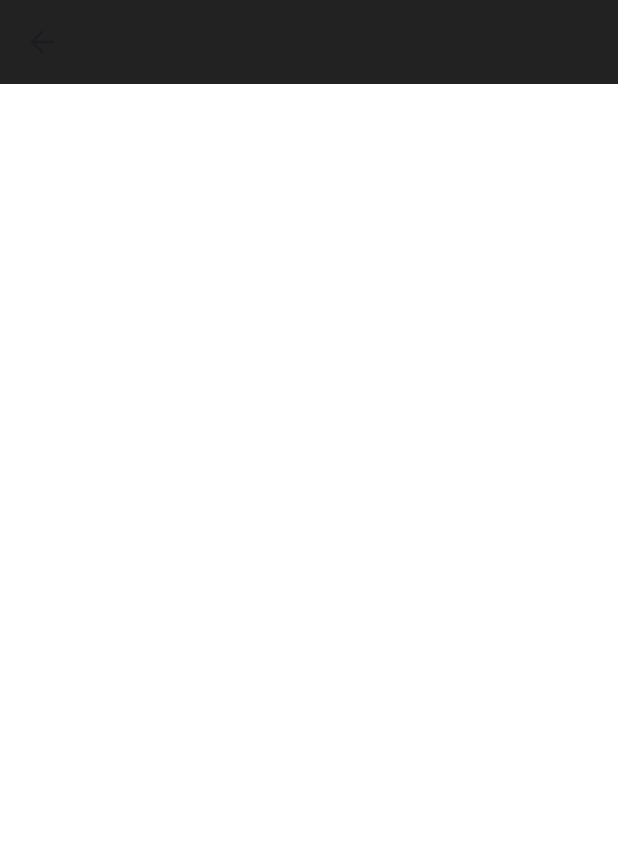
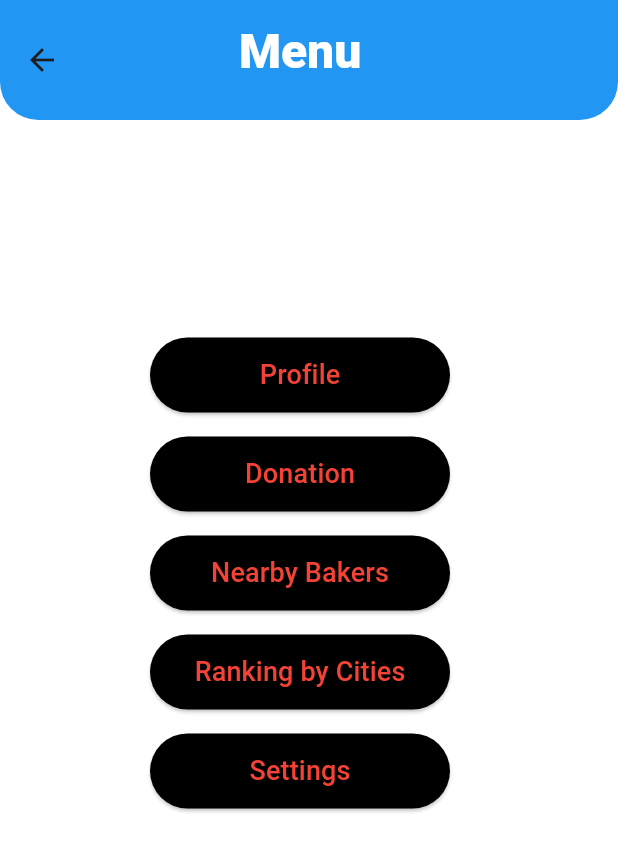
Before and after one commit to safakelkit/loaf-donate-solution-challenge, a Flutter app: the MenuPage screen opened directly, on a phone screen of 412 x 824 dp. Shown: the top 851 px of the screen. Run offline on Flutter 3.47's test engine with Material 3 defaults, Android fonts, the phone set to English and light mode, and no system bars.

Commit message:
Updated menu_page

```diff
--- a/lib/screens/menu_page/menu_page.dart
+++ b/lib/screens/menu_page/menu_page.dart
@@ -1,4 +1,5 @@
 import 'package:flutter/material.dart';
+import 'package:sc/screens/card_page/card_page.dart';
 
 class MenuPage extends StatefulWidget {
   const MenuPage({super.key});
@@ -13,13 +14,128 @@ class _MenuPageState extends State<MenuPage> {
     return Scaffold(
       backgroundColor: Colors.white,
       appBar: AppBar(
-        backgroundColor: Colors.black87,
+        backgroundColor: Colors.blue,
         title: const Align(
-          alignment: Alignment(-0.32, 0.0),
-          //child: Text()
-
+          alignment: Alignment(-0.28, 0.0),
+          child: Text(
+            "Menu",
+            style: TextStyle(
+              color: Colors.white,
+              fontWeight: FontWeight.w900,
+              fontSize: 32.0,
+              height: -0.4,
+            )
+          )
+        ),
+        toolbarHeight: 80.0,
+        shape: const RoundedRectangleBorder(
+          borderRadius: BorderRadius.vertical(
+            bottom: Radius.circular(25.5),
+          )
         )
       ),
+      body: Padding(
+        padding: const EdgeInsets.symmetric(horizontal: 100.0 , vertical: 115.0),
+        child: Column(
+          children: [
+            const SizedBox(height: 30.0),
+            ElevatedButton(
+              onPressed: (){},
+              style: ElevatedButton.styleFrom(
+                backgroundColor: Colors.black,
+                foregroundColor: Colors.red,
+                fixedSize: const Size(200.0, 50.0),
+              ),
+              child: const Text(
+                "Profile",
+                style: TextStyle(
+                  fontSize: 18.0,
+                ),
+              ),
+
+            ),
+
+            const SizedBox(height: 16.0,),
+
+            ElevatedButton(
+              onPressed: (){
+                Navigator.push(
+                  context,
+                  MaterialPageRoute(builder: (context) => const CardPage()),
+                );
+              },
+
+              style: ElevatedButton.styleFrom(
+                backgroundColor: Colors.black,
+                foregroundColor: Colors.red,
+                fixedSize: const Size(200.0, 50.0),
+              ),
+              child: const Text(
+                "Donation",
+                style: TextStyle(
+                  fontSize: 18.0,
+                ),
+              ),
+            ),
+
+            const SizedBox(height: 16.0,),
+
+            ElevatedButton(
+              onPressed: (){},
+
+              style: ElevatedButton.styleFrom(
+                backgroundColor: Colors.black,
+                foregroundColor: Colors.red,
+                fixedSize: const Size(200.0, 50.0),
+              ),
+              child: const Text(
+                "Nearby Bakers",
+                style: TextStyle(
+                  fontSize: 18.0,
+                ),
+              ),
+            ),
+
+            const SizedBox(height: 16.0,),
+
+            ElevatedButton(
+              onPressed: (){},
+
+              style: ElevatedButton.styleFrom(
+                backgroundColor: Colors.black,
+                foregroundColor: Colors.red,
+                fixedSize: const Size(200.0, 50.0),
+              ),
+              child: const Text(
+                "Ranking by Cities",
+                style: TextStyle(
+                  fontSize: 18.0,
+                ),
+              ),
+            ),
+
+            const SizedBox(height: 16.0,),
+
+            ElevatedButton(
+              onPressed: (){},
+
+              style: ElevatedButton.styleFrom(
+                backgroundColor: Colors.black,
+                foregroundColor: Colors.red,
+                fixedSize: const Size(200.0, 50.0),
+              ),
+              child: const Text(
+                "Settings",
+                style: TextStyle(
+                  fontSize: 18.0,
+
+                ),
+              ),
+            ),
+
+          ]
+        )
+      )
     );
   }
 }
```
Also changed, not shown: lib/screens/login_register_pages/login.dart (+21 -5 lines), lib/screens/login_register_pages/register.dart (+20 -7 lines).
